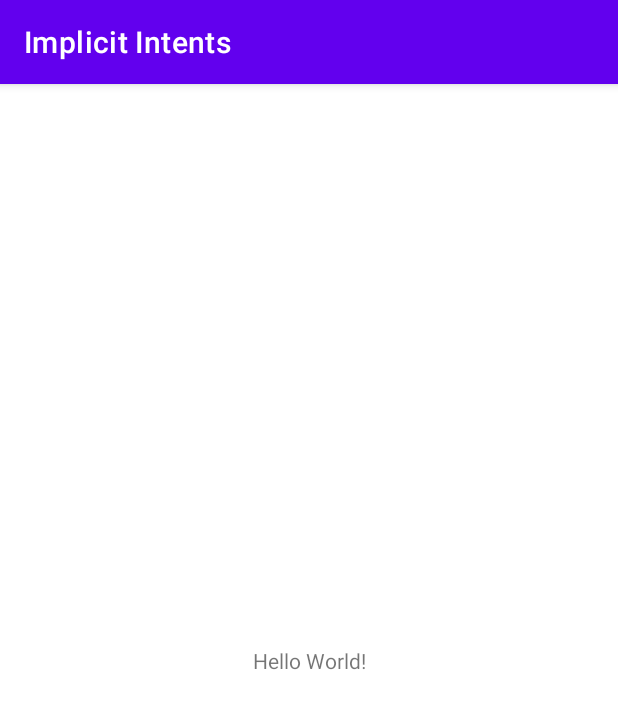
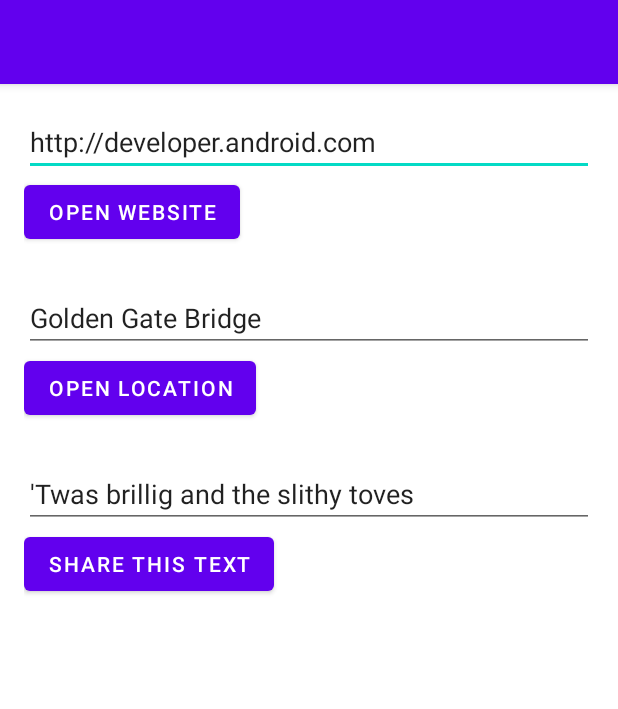
Before and after one commit to Android-Develop-Basic-Course/lesson2-intents-activities, an Android app: the screen it shows after launch (MainActivity), on a phone screen of 412 x 824 dp. Shown: the top 709 px of the screen. Run offline under Robolectric (Android 15) with nearby library versions, the phone set to English and light mode, and no system bars.

Commit message:
Create the layout

```diff
--- a/ImplicitIntents/app/src/main/java/com/android/implicitintents/MainActivity.java
+++ b/ImplicitIntents/app/src/main/java/com/android/implicitintents/MainActivity.java
@@ -1,5 +1,6 @@
 package com.android.implicitintents;
 
+import android.view.View;
 import androidx.appcompat.app.AppCompatActivity;
 import android.os.Bundle;
 
@@ -10,4 +11,13 @@ public class MainActivity extends AppCompatActivity {
         super.onCreate(savedInstanceState);
         setContentView(R.layout.activity_main);
     }
+
+    public void openWebsite(View view) {
+    }
+
+    public void shareText(View view) {
+    }
+
+    public void openLocation(View view) {
+    }
 }
--- a/ImplicitIntents/app/src/main/res/layout/activity_main.xml
+++ b/ImplicitIntents/app/src/main/res/layout/activity_main.xml
@@ -1,18 +1,60 @@
 <?xml version="1.0" encoding="utf-8"?>
-<androidx.constraintlayout.widget.ConstraintLayout
+<LinearLayout
         xmlns:android="http://schemas.android.com/apk/res/android"
         xmlns:tools="http://schemas.android.com/tools"
-        xmlns:app="http://schemas.android.com/apk/res-auto"
         android:layout_width="match_parent"
         android:layout_height="match_parent"
+        android:orientation="vertical"
+        android:padding="16dp"
         tools:context=".MainActivity">
-    <TextView
+
+    <EditText
+            android:id="@+id/website_edittext"
+            android:layout_width="match_parent"
+            android:layout_height="wrap_content"
+            android:text="@string/edittext_uri"
+    />
+
+
+    <Button
+            android:id="@+id/open_website_button"
             android:layout_width="wrap_content"
             android:layout_height="wrap_content"
-            android:text="Hello World!"
-            app:layout_constraintBottom_toBottomOf="parent"
-            app:layout_constraintLeft_toLeftOf="parent"
-            app:layout_constraintRight_toRightOf="parent"
-            app:layout_constraintTop_toTopOf="parent"/>
+            android:layout_marginBottom="24dp"
+            android:text="@string/button_uri"
+            android:onClick="openWebsite"
+    />
 
-</androidx.constraintlayout.widget.ConstraintLayout>
+    <EditText
+            android:id="@+id/location_edittext"
+            android:layout_width="match_parent"
+            android:layout_height="wrap_content"
+            android:text="@string/edittext_loc"
+    />
+
+    <Button
+            android:id="@+id/open_location_button"
+            android:layout_width="wrap_content"
+            android:layout_height="wrap_content"
+            android:layout_marginBottom="24dp"
+            android:text="@string/button_loc"
+            android:onClick="openLocation"
+    />
+
+    <EditText
+            android:id="@+id/share_edittext"
+            android:layout_width="match_parent"
+            android:layout_height="wrap_content"
+            android:text="@string/edittext_share"
+    />
+
+    <Button
+            android:id="@+id/share_text_button"
+            android:layout_width="wrap_content"
+            android:layout_height="wrap_content"
+            android:layout_marginBottom="24dp"
+            android:text="@string/button_share"
+            android:onClick="shareText"
+    />
+
+</LinearLayout>
--- a/ImplicitIntents/app/src/main/res/values/strings.xml
+++ b/ImplicitIntents/app/src/main/res/values/strings.xml
@@ -1,3 +1,10 @@
 <resources>
-    <string name="app_name">Implicit Intents</string>
+    <string name="edittext_uri">http://developer.android.com</string>
+    <string name="button_uri">Open Website</string>
+
+    <string name="edittext_loc">Golden Gate Bridge</string>
+    <string name="button_loc">Open Location</string>
+
+    <string name="edittext_share">\'Twas brillig and the slithy toves</string>
+    <string name="button_share">Share This Text</string>
 </resources>
```
